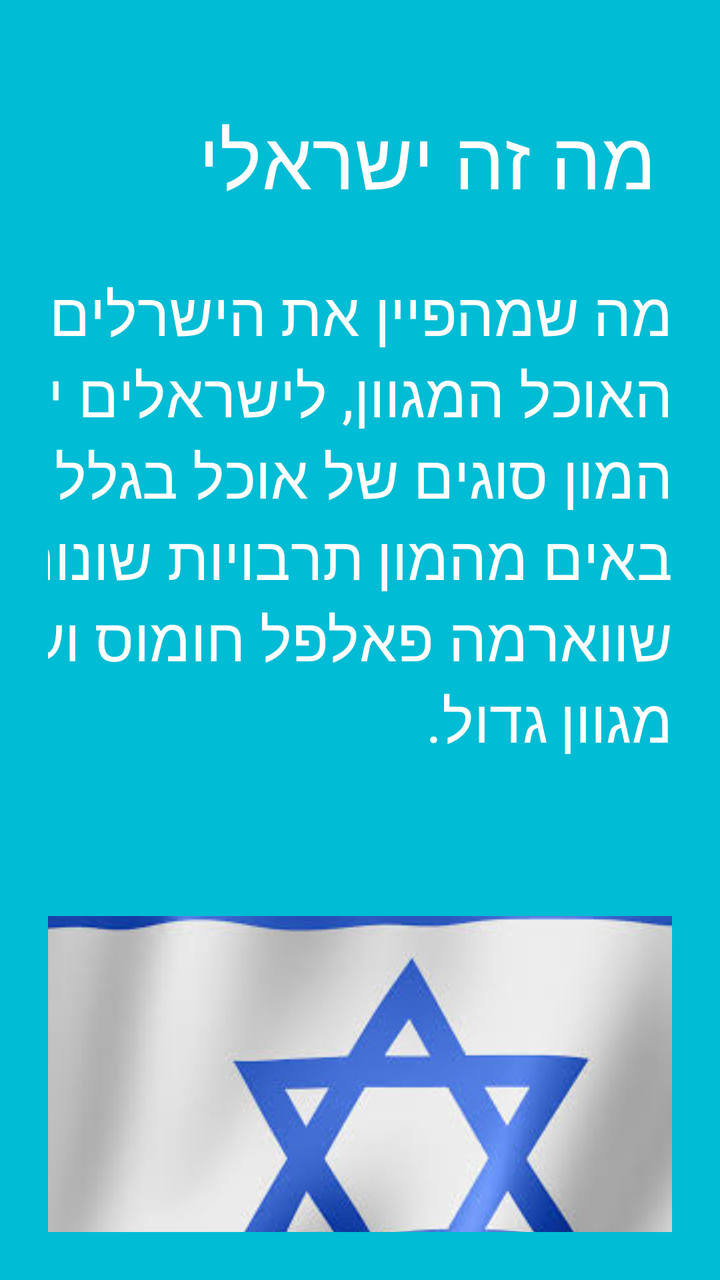
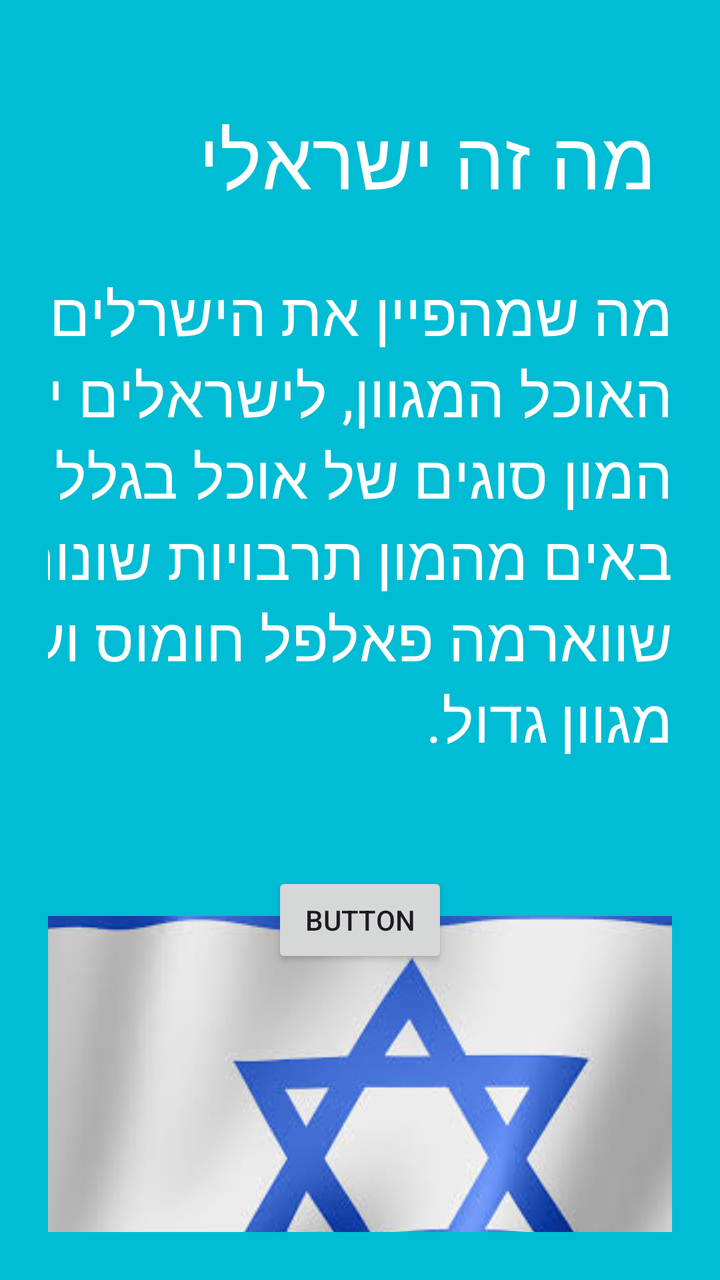

Compare the two renders of this Android layout. The source of the first and the diff that turns it into the second are given below.
<!-- AndroidManifest.xml: application theme Theme.YoavFialkov -->
<!-- res/layout/activity_main.xml -->
<?xml version="1.0" encoding="utf-8"?>
<androidx.constraintlayout.widget.ConstraintLayout
    xmlns:android="http://schemas.android.com/apk/res/android"
    xmlns:app="http://schemas.android.com/apk/res-auto"
    xmlns:tools="http://schemas.android.com/tools"
    android:layout_width="match_parent"
    android:layout_height="match_parent"
    android:padding="24dp"
    android:background="#00BCD4"
    tools:context=".MainActivity">

    <TextView
        android:id="@+id/textView"
        android:layout_width="304dp"
        android:layout_height="60dp"
        android:layout_marginTop="28dp"
        android:text="@string/israeli"
        android:textColor="@color/white"
        android:textSize="40sp"
        app:layout_constraintEnd_toEndOf="parent"
        app:layout_constraintHorizontal_bias="0.0"
        app:layout_constraintStart_toStartOf="parent"
        app:layout_constraintTop_toTopOf="parent"
        tools:ignore="VisualLintTextViewSize" />

    <TextView
        android:id="@+id/textView2"
        android:layout_width="387dp"
        android:layout_height="310dp"
        android:layout_marginTop="24dp"
        android:text="@string/why_israeli"
        android:textColor="@color/white"
        android:textSize="30sp"
        app:layout_constraintEnd_toEndOf="parent"
        app:layout_constraintHorizontal_bias="1.0"
        app:layout_constraintStart_toStartOf="parent"
        app:layout_constraintTop_toBottomOf="@+id/textView" />

    <ImageButton
        android:id="@+id/imageButton"
        android:layout_width="359dp"
        android:layout_height="247dp"
        android:layout_marginTop="12dp"
        android:background="?attr/selectableItemBackgroundBorderless"
        android:contentDescription="Israel Flag"
        android:src="@drawable/israel_flag"
        app:layout_constraintEnd_toEndOf="parent"
        app:layout_constraintHorizontal_bias="0.0"
        app:layout_constraintStart_toStartOf="parent"
        app:layout_constraintTop_toBottomOf="@+id/textView2" />

</androidx.constraintlayout.widget.ConstraintLayout>
<!-- resources referenced by this layout -->
<resources>
  <color name="white">#FFFFFFFF</color>
  <!-- drawable israel_flag: png bitmap (drawable, 222692 bytes) -->
  <string name="israeli">מה זה ישראלי</string>
  <string name="why_israeli">מה שמהפיין את הישרלים זה האוכל המגוון, לישראלים יש המון סוגים של אוכל בגלל שהם באים מהמון תרבויות שונות, יש שווארמה פאלפל חומוס ועוד מגוון גדול.</string>
  <style name="Theme.YoavFialkov" parent="Base.Theme.YoavFialkov" />
  <style name="Base.Theme.YoavFialkov" parent="Theme.Material3.DayNight.NoActionBar">
          
          
      </style>
</resources>

<!-- the commit's change to res/layout/activity_main.xml (unified diff, before → after) -->
@@ -47,6 +47,18 @@
         app:layout_constraintEnd_toEndOf="parent"
         app:layout_constraintHorizontal_bias="0.0"
         app:layout_constraintStart_toStartOf="parent"
-        app:layout_constraintTop_toBottomOf="@+id/textView2" />
+        app:layout_constraintTop_toBottomOf="@+id/textView2"
+        />
+
+    <Button
+        android:id="@+id/yoav"
+        android:layout_width="wrap_content"
+        android:layout_height="wrap_content"
+        android:layout_marginTop="300dp"
+        android:text="Button"
+        app:layout_constraintEnd_toEndOf="parent"
+        app:layout_constraintStart_toStartOf="parent"
+        app:layout_constraintTop_toTopOf="@+id/textView2" />
+
 
 </androidx.constraintlayout.widget.ConstraintLayout>
